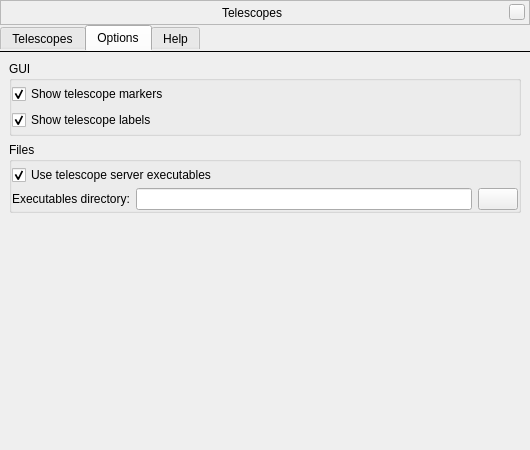
This is plugins/TelescopeControl/src/gui/telescopeDialog.ui in 519984307/stellarium_src as Qt 5 draws it before an edit. The edited form follows.
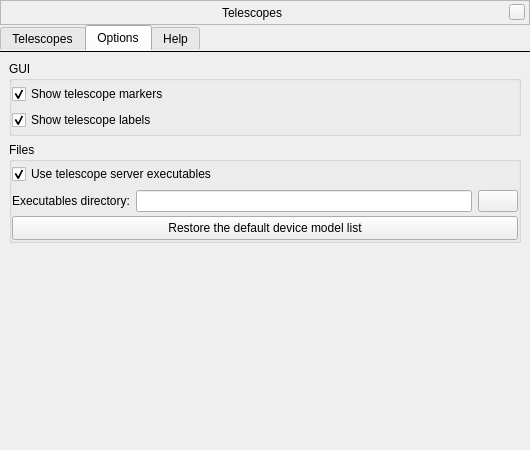
This is the edited form. The open tabs and pages were chosen to show the change. Icons and pictures are not drawn. Custom widgets are drawn as their Qt base class.

Commit message: TelescopeControl: some debugging; validation for the telescope control executables directory

Diff of the .ui file:
```diff
--- a/plugins/TelescopeControl/src/gui/telescopeDialog.ui
+++ b/plugins/TelescopeControl/src/gui/telescopeDialog.ui
@@ -485,7 +485,7 @@
          </property>
          <layout class="QVBoxLayout" name="verticalLayout_6">
           <property name="spacing">
-           <number>0</number>
+           <number>4</number>
           </property>
           <property name="margin">
            <number>0</number>
@@ -498,7 +498,7 @@
             <property name="minimumSize">
              <size>
               <width>0</width>
-              <height>26</height>
+              <height>24</height>
              </size>
             </property>
             <property name="text">
@@ -510,7 +510,7 @@
            </widget>
           </item>
           <item>
-           <widget class="QFrame" name="">
+           <widget class="QFrame" name="frame">
             <layout class="QHBoxLayout" name="horizontalLayoutExecutablesDirectory">
              <property name="margin">
               <number>0</number>
@@ -546,6 +546,19 @@
             </layout>
            </widget>
           </item>
+          <item>
+           <widget class="QPushButton" name="pushButtonRestoreDeviceModelList">
+            <property name="minimumSize">
+             <size>
+              <width>0</width>
+              <height>24</height>
+             </size>
+            </property>
+            <property name="text">
+             <string>Restore the default device model list</string>
+            </property>
+           </widget>
+          </item>
          </layout>
         </widget>
        </item>
```
Left out of the diff: 4 changed lines with no effect on the pictures. The commit also changes 8 other files.
